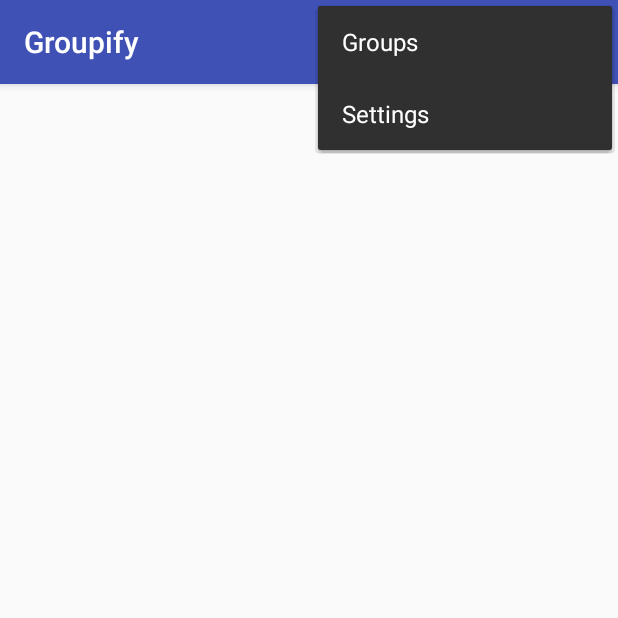
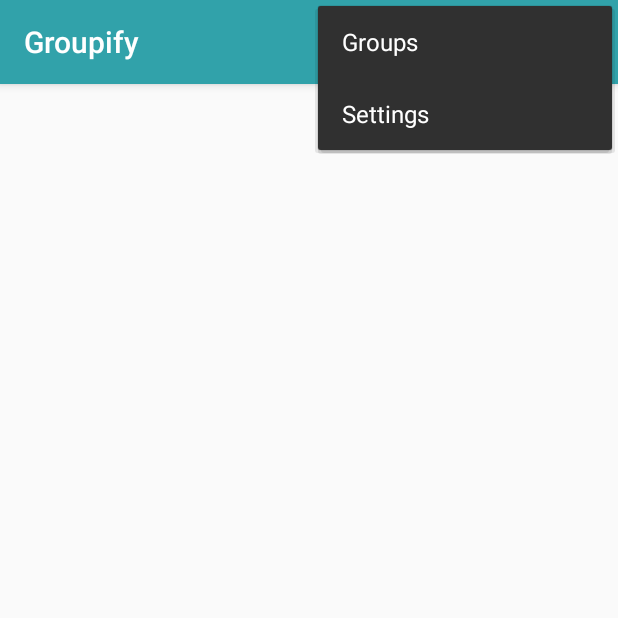
Before and after one commit to cmspray/groupify-android, an Android app: the HomeActivity screen opened directly, with no data from a screen before it, with the options menu open, on a phone screen of 412 x 824 dp, the top half of it. Run offline under Robolectric (Android 15) with nearby library versions, the phone set to English and light mode, and no system bars.

Commit message:
Change app colors

```diff
--- a/app/src/main/java/com/groupify/groupify/HomeActivity.kt
+++ b/app/src/main/java/com/groupify/groupify/HomeActivity.kt
@@ -3,6 +3,7 @@ package com.groupify.groupify
 import android.support.v7.app.AppCompatActivity
 import android.os.Bundle
 import android.view.Menu
+import android.view.MenuItem
 
 class HomeActivity : AppCompatActivity() {
 
--- a/app/src/main/res/menu/android.xml
+++ b/app/src/main/res/menu/android.xml
@@ -4,8 +4,7 @@
     android:layout_width="match_parent"
     android:layout_height="match_parent">
 
-    <item
-        android:id="@+id/action_favorite"
+    <item android:id="@+id/action_groups"
         android:icon="@drawable/ic_add_box_black_24dp"
         android:title="@string/action_groups"
         app:showAsAction="never"/>
--- a/app/src/main/res/values/colors.xml
+++ b/app/src/main/res/values/colors.xml
@@ -1,6 +1,8 @@
 <?xml version="1.0" encoding="utf-8"?>
 <resources>
-    <color name="colorPrimary">#3F51B5</color>
-    <color name="colorPrimaryDark">#303F9F</color>
-    <color name="colorAccent">#FF4081</color>
+    <color name="colorPrimary">#31A2AA</color>
+    <color name="colorPrimaryDark">#3A96D4</color>
+    <color name="colorLightest">#AED5D8</color>
+    <color name="colorLight">#27AD7F</color>
+    <color name="colorFTS">#448AFF</color>
 </resources>
```
